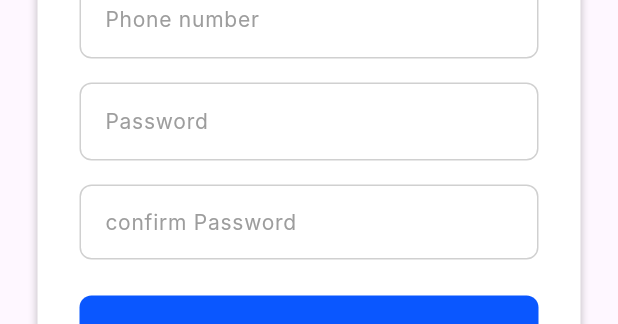
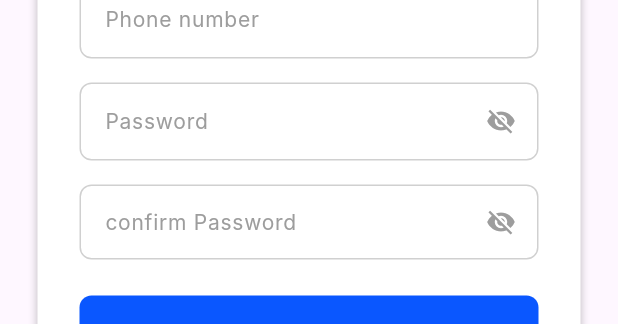
Before and after one commit to Raghul799/EaseMilker-App, a Flutter app: the SignupDialog widget shown alone on an empty page, opened directly, on a phone screen of 412 x 824 dp. Shown: the part 585-909 px from the top of the screen. Run offline on Flutter 3.47's test engine with Material 3 defaults, Android fonts, the phone set to English and light mode, and no system bars; our stand-ins replace google_sign_in, shared_preferences; accounts and stored records are empty; Roboto replaces fonts that are missing (Inter).

Commit message:
password visible option

```diff
--- a/lib/login/signup_dialog.dart
+++ b/lib/login/signup_dialog.dart
@@ -18,6 +18,8 @@
   final TextEditingController _confirmPasswordController = TextEditingController();
   final _formKey = GlobalKey<FormState>();
   final AuthService _authService = AuthService();
+  bool _obscurePassword = true;
+  bool _obscureConfirmPassword = true;
 
   @override
   void dispose() {
@@ -261,23 +263,35 @@
                 ),
                 child: TextFormField(
                   controller: _passwordController,
-                  obscureText: true,
+                  obscureText: _obscurePassword,
                   style: const TextStyle(
                     fontSize: 14,
                     fontFamily: 'Inter',
                     color: Colors.black,
                   ),
-                  decoration: const InputDecoration(
+                  decoration: InputDecoration(
                     hintText: 'Password',
-                    hintStyle: TextStyle(
+                    hintStyle: const TextStyle(
                       color: Color(0xFF9D9D9D),
                       fontSize: 14,
                       fontFamily: 'Inter',
                       fontWeight: FontWeight.w400,
                     ),
-                    contentPadding: EdgeInsets.symmetric(
+                    contentPadding: const EdgeInsets.symmetric(
                       horizontal: 16,
                       vertical: 14,
+                    ),
+                    suffixIcon: IconButton(
+                      icon: Icon(
+                        _obscurePassword ? Icons.visibility_off : Icons.visibility,
+                        color: const Color(0xFF9D9D9D),
+                        size: 20,
+                      ),
+                      onPressed: () {
+                        setState(() {
+                          _obscurePassword = !_obscurePassword;
+                        });
+                      },
                     ),
                     border: InputBorder.none,
                   ),
@@ -308,23 +322,35 @@
                 ),
                 child: TextFormField(
                   controller: _confirmPasswordController,
-                  obscureText: true,
+                  obscureText: _obscureConfirmPassword,
                   style: const TextStyle(
                     fontSize: 14,
                     fontFamily: 'Inter',
                     color: Colors.black,
                   ),
-                  decoration: const InputDecoration(
+                  decoration: InputDecoration(
                     hintText: 'confirm Password',
-                    hintStyle: TextStyle(
+                    hintStyle: const TextStyle(
                       color: Color(0xFF9D9D9D),
                       fontSize: 14,
                       fontFamily: 'Inter',
                       fontWeight: FontWeight.w400,
                     ),
-                    contentPadding: EdgeInsets.symmetric(
+                    contentPadding: const EdgeInsets.symmetric(
                       horizontal: 16,
                       vertical: 14,
+                    ),
+                    suffixIcon: IconButton(
+                      icon: Icon(
+                        _obscureConfirmPassword ? Icons.visibility_off : Icons.visibility,
+                        color: const Color(0xFF9D9D9D),
+                        size: 20,
+                      ),
+                      onPressed: () {
+                        setState(() {
+                          _obscureConfirmPassword = !_obscureConfirmPassword;
+                        });
+                      },
                     ),
                     border: InputBorder.none,
                   ),
```
Also changed, not shown: lib/login/login_page.dart (+14 -1 lines).
